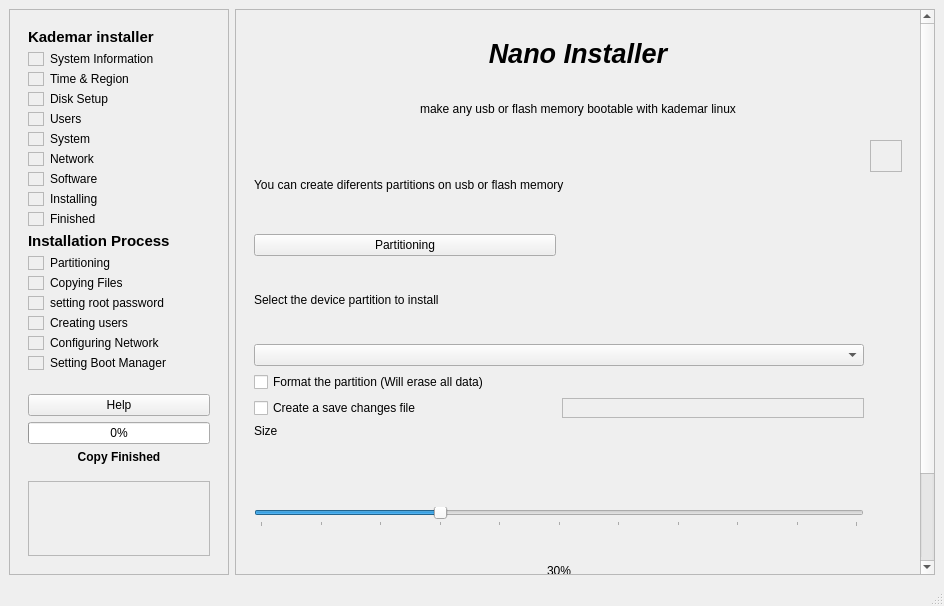
The window that apps/instalador/instalador.ui (BackupTheBerlios/kademar-utils-svn) describes before a commit, drawn with Qt 5.
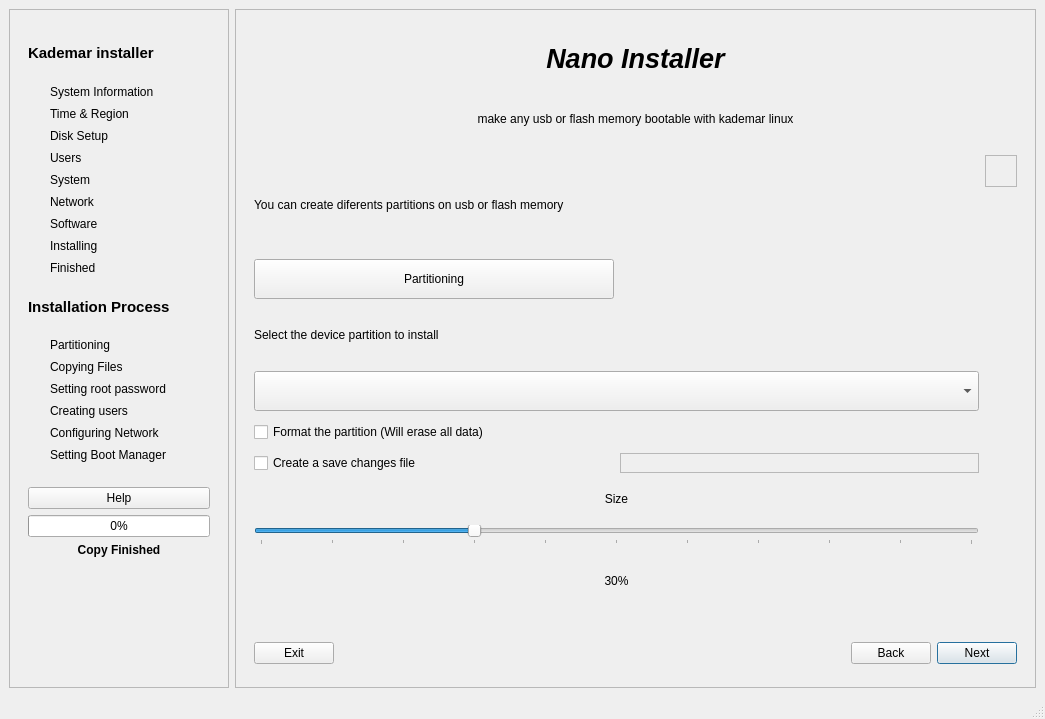
The same window after the commit. Icons and pictures are not drawn.

Commit message: Only stetic working QTreeView and QStandardItem to select partitions Working now on GUI connections

Patch:
```diff
--- a/apps/instalador/instalador.ui
+++ b/apps/instalador/instalador.ui
@@ -6,8 +6,8 @@
    <rect>
     <x>0</x>
     <y>0</y>
-    <width>944</width>
-    <height>606</height>
+    <width>1045</width>
+    <height>719</height>
    </rect>
   </property>
   <property name="windowTitle">
@@ -32,11 +32,11 @@
          <x>0</x>
          <y>0</y>
          <width>214</width>
-         <height>551</height>
+         <height>664</height>
         </rect>
        </property>
        <layout class="QGridLayout" name="gridLayout_5">
-        <item row="1" column="0">
+        <item row="2" column="0">
          <widget class="QWidget" name="WLogo" native="true">
           <property name="maximumSize">
            <size>
@@ -105,12 +105,21 @@
             </widget>
            </item>
            <item row="3" column="0">
-            <widget class="QFrame" name="FLogo">
-             <property name="frameShape">
-              <enum>QFrame::StyledPanel</enum>
+            <widget class="QLabel" name="ILogo">
+             <property name="text">
+              <string/>
              </property>
-             <property name="frameShadow">
-              <enum>QFrame::Raised</enum>
+             <property name="pixmap">
+              <pixmap resource="resource.qrc">:/img/img/kademar-logo.png</pixmap>
+             </property>
+             <property name="scaledContents">
+              <bool>false</bool>
+             </property>
+             <property name="alignment">
+              <set>Qt::AlignCenter</set>
+             </property>
+             <property name="wordWrap">
+              <bool>true</bool>
              </property>
             </widget>
            </item>
@@ -126,8 +135,34 @@
            </size>
           </property>
           <layout class="QGridLayout" name="gridLayout_6">
-           <item row="0" column="0" colspan="2">
+           <item row="10" column="0" colspan="3">
+            <widget class="QLabel" name="LProcess">
+             <property name="maximumSize">
+              <size>
+               <width>16777215</width>
+               <height>50</height>
+              </size>
+             </property>
+             <property name="font">
+              <font>
+               <pointsize>11</pointsize>
+               <weight>75</weight>
+               <bold>true</bold>
+              </font>
+             </property>
+             <property name="text">
+              <string>Installation Process</string>
+             </property>
+            </widget>
+           </item>
+           <item row="0" column="0" colspan="3">
             <widget class="QLabel" name="LInstaller">
+             <property name="maximumSize">
+              <size>
+               <width>16777215</width>
+               <height>50</height>
+              </size>
+             </property>
              <property name="font">
               <font>
                <pointsize>11</pointsize>
@@ -141,400 +176,198 @@
             </widget>
            </item>
            <item row="1" column="0">
-            <widget class="QFrame" name="FSystemInfo">
+            <widget class="QLabel" name="iSystemInfo">
              <property name="maximumSize">
               <size>
                <width>16</width>
                <height>16</height>
               </size>
              </property>
-             <property name="frameShape">
-              <enum>QFrame::StyledPanel</enum>
-             </property>
-             <property name="frameShadow">
-              <enum>QFrame::Raised</enum>
-             </property>
-            </widget>
-           </item>
-           <item row="1" column="1">
-            <widget class="QLabel" name="LSystemInfo">
              <property name="text">
-              <string>System Information</string>
-             </property>
-             <property name="wordWrap">
-              <bool>true</bool>
-             </property>
-            </widget>
-           </item>
-           <item row="2" column="0">
-            <widget class="QFrame" name="FTime">
-             <property name="maximumSize">
-              <size>
-               <width>16</width>
-               <height>16</height>
-              </size>
-             </property>
-             <property name="frameShape">
-              <enum>QFrame::StyledPanel</enum>
-             </property>
-             <property name="frameShadow">
-              <enum>QFrame::Raised</enum>
-             </property>
-            </widget>
-           </item>
-           <item row="2" column="1">
-            <widget class="QLabel" name="LTime">
-             <property name="text">
-              <string>Time &amp; Region</string>
-             </property>
-             <property name="wordWrap">
-              <bool>true</bool>
+              <string/>
              </property>
             </widget>
            </item>
            <item row="3" column="0">
-            <widget class="QFrame" name="FDisk">
+            <widget class="QLabel" name="iDisk">
              <property name="maximumSize">
               <size>
                <width>16</width>
                <height>16</height>
               </size>
              </property>
-             <property name="frameShape">
-              <enum>QFrame::StyledPanel</enum>
-             </property>
-             <property name="frameShadow">
-              <enum>QFrame::Raised</enum>
-             </property>
-            </widget>
-           </item>
-           <item row="3" column="1">
-            <widget class="QLabel" name="LDisk">
              <property name="text">
-              <string>Disk Setup</string>
-             </property>
-             <property name="wordWrap">
-              <bool>true</bool>
+              <string/>
              </property>
             </widget>
            </item>
            <item row="4" column="0">
-            <widget class="QFrame" name="FUsers">
+            <widget class="QLabel" name="iUsers">
              <property name="maximumSize">
               <size>
                <width>16</width>
                <height>16</height>
               </size>
              </property>
-             <property name="frameShape">
-              <enum>QFrame::StyledPanel</enum>
-             </property>
-             <property name="frameShadow">
-              <enum>QFrame::Raised</enum>
-             </property>
-            </widget>
-           </item>
-           <item row="4" column="1">
-            <widget class="QLabel" name="LUsers">
              <property name="text">
-              <string>Users</string>
-             </property>
-             <property name="wordWrap">
-              <bool>true</bool>
-             </property>
-            </widget>
-           </item>
-           <item row="5" column="0">
-            <widget class="QFrame" name="FSystem">
-             <property name="maximumSize">
-              <size>
-               <width>16</width>
-               <height>16</height>
-              </size>
-             </property>
-             <property name="frameShape">
-              <enum>QFrame::StyledPanel</enum>
-             </property>
-             <property name="frameShadow">
-              <enum>QFrame::Raised</enum>
-             </property>
-            </widget>
-           </item>
-           <item row="5" column="1">
-            <widget class="QLabel" name="LSystem">
-             <property name="text">
-              <string>System</string>
-             </property>
-             <property name="wordWrap">
-              <bool>true</bool>
+              <string/>
              </property>
             </widget>
            </item>
            <item row="6" column="0">
-            <widget class="QFrame" name="FNetwork">
+            <widget class="QLabel" name="iNetwork">
              <property name="maximumSize">
               <size>
                <width>16</width>
                <height>16</height>
               </size>
              </property>
-             <property name="frameShape">
-              <enum>QFrame::StyledPanel</enum>
-             </property>
-             <property name="frameShadow">
-              <enum>QFrame::Raised</enum>
+             <property name="text">
+              <string/>
              </property>
             </widget>
            </item>
-           <item row="6" column="1">
-            <widget class="QLabel" name="LNetwork">
-             <property name="text">
-              <string>Network</string>
+           <item row="5" column="0">
+            <widget class="QLabel" name="iSystem">
+             <property name="maximumSize">
+              <size>
+               <width>16</width>
+               <height>16</height>
+              </size>
              </property>
-             <property name="wordWrap">
-              <bool>true</bool>
+             <property name="text">
+              <string/>
              </property>
             </widget>
            </item>
            <item row="7" column="0">
-            <widget class="QFrame" name="FSoft">
+            <widget class="QLabel" name="iSoftware">
              <property name="maximumSize">
               <size>
                <width>16</width>
                <height>16</height>
               </size>
              </property>
-             <property name="frameShape">
-              <enum>QFrame::StyledPanel</enum>
-             </property>
-             <property name="frameShadow">
-              <enum>QFrame::Raised</enum>
-             </property>
-            </widget>
-           </item>
-           <item row="7" column="1">
-            <widget class="QLabel" name="LSoftware">
              <property name="text">
-              <string>Software</string>
-             </property>
-             <property name="wordWrap">
-              <bool>true</bool>
+              <string/>
              </property>
             </widget>
            </item>
            <item row="8" column="0">
-            <widget class="QFrame" name="FInstalling">
+            <widget class="QLabel" name="iLInstallingProgress">
              <property name="maximumSize">
               <size>
                <width>16</width>
                <height>16</height>
               </size>
              </property>
-             <property name="frameShape">
-              <enum>QFrame::StyledPanel</enum>
-             </property>
-             <property name="frameShadow">
-              <enum>QFrame::Raised</enum>
-             </property>
-            </widget>
-           </item>
-           <item row="8" column="1">
-            <widget class="QLabel" name="LInstallingProgress">
              <property name="text">
-              <string>Installing</string>
-             </property>
-             <property name="wordWrap">
-              <bool>true</bool>
+              <string/>
              </property>
             </widget>
            </item>
            <item row="9" column="0">
-            <widget class="QFrame" name="FFinished">
+            <widget class="QLabel" name="iLFinishedProgress">
              <property name="maximumSize">
               <size>
                <width>16</width>
                <height>16</height>
               </size>
              </property>
-             <property name="frameShape">
-              <enum>QFrame::StyledPanel</enum>
-             </property>
-             <property name="frameShadow">
-              <enum>QFrame::Raised</enum>
-             </property>
-            </widget>
-           </item>
-           <item row="9" column="1">
-            <widget class="QLabel" name="LFinishedProgress">
              <property name="text">
-              <string>Finished</string>
-             </property>
-             <property name="wordWrap">
-              <bool>true</bool>
-             </property>
-            </widget>
-           </item>
-           <item row="10" column="0" colspan="2">
-            <widget class="QLabel" name="LProcess">
-             <property name="font">
-              <font>
-               <pointsize>11</pointsize>
-               <weight>75</weight>
-               <bold>true</bold>
-              </font>
-             </property>
-             <property name="text">
-              <string>Installation Process</string>
+              <string/>
              </property>
             </widget>
            </item>
            <item row="11" column="0">
-            <widget class="QFrame" name="FPartitioning">
+            <widget class="QLabel" name="iPartitioning">
              <property name="maximumSize">
               <size>
                <width>16</width>
                <height>16</height>
               </size>
              </property>
-             <property name="frameShape">
-              <enum>QFrame::StyledPanel</enum>
-             </property>
-             <property name="frameShadow">
-              <enum>QFrame::Raised</enum>
-             </property>
-            </widget>
-           </item>
-           <item row="11" column="1">
-            <widget class="QLabel" name="LPartitioning">
              <property name="text">
-              <string>Partitioning</string>
-             </property>
-             <property name="wordWrap">
-              <bool>true</bool>
+              <string/>
              </property>
             </widget>
            </item>
            <item row="12" column="0">
-            <widget class="QFrame" name="FCopy">
+            <widget class="QLabel" name="iCopy">
              <property name="maximumSize">
               <size>
                <width>16</width>
                <height>16</height>
               </size>
              </property>
-             <property name="frameShape">
-              <enum>QFrame::StyledPanel</enum>
-             </property>
-             <property name="frameShadow">
-              <enum>QFrame::Raised</enum>
-             </property>
-            </widget>
-           </item>
-           <item row="12" column="1">
-            <widget class="QLabel" name="LCopy">
              <property name="text">
-              <string>Copying Files</string>
-             </property>
-             <property name="wordWrap">
-              <bool>true</bool>
+              <string/>
              </property>
             </widget>
            </item>
            <item row="13" column="0">
-            <widget class="QFrame" name="FRoot">
+            <widget class="QLabel" name="iRoot">
              <property name="maximumSize">
               <size>
                <width>16</width>
                <height>16</height>
               </size>
              </property>
-             <property name="frameShape">
-              <enum>QFrame::StyledPanel</enum>
-             </property>
-             <property name="frameShadow">
-              <enum>QFrame::Raised</enum>
-             </property>
-            </widget>
-           </item>
-           <item row="13" column="1">
-            <widget class="QLabel" name="LRoot">
              <property name="text">
-              <string>setting root password</string>
-             </property>
-             <property name="wordWrap">
-              <bool>true</bool>
+              <string/>
              </property>
             </widget>
            </item>
            <item row="14" column="0">
-            <widget class="QFrame" name="FCreatingUsers">
+            <widget class="QLabel" name="iCreatingUsers">
              <property name="maximumSize">
               <size>
                <width>16</width>
                <height>16</height>
               </size>
              </property>
-             <property name="frameShape">
-              <enum>QFrame::StyledPanel</enum>
-             </property>
-             <property name="frameShadow">
-              <enum>QFrame::Raised</enum>
-             </property>
-            </widget>
-           </item>
-           <item row="14" column="1">
-            <widget class="QLabel" name="LCreatingUsers">
              <property name="text">
-              <string>Creating users</string>
-             </property>
-             <property name="wordWrap">
-              <bool>true</bool>
-             </property>
-            </widget>
-           </item>
-           <item row="15" column="0">
-            <widget class="QFrame" name="FNetConfig">
-             <property name="maximumSize">
-              <size>
-               <width>16</width>
-               <height>16</height>
-              </size>
-             </property>
-             <property name="frameShape">
-              <enum>QFrame::StyledPanel</enum>
-             </property>
-             <property name="frameShadow">
-              <enum>QFrame::Raised</enum>
-             </property>
-            </widget>
-           </item>
-           <item row="15" column="1">
-            <widget class="QLabel" name="LNetConfig">
-             <property name="text">
-              <string>Configuring Network</string>
-             </property>
-             <property name="wordWrap">
-              <bool>true</bool>
+              <string/>
              </property>
             </widget>
            </item>
            <item row="16" column="0">
-            <widget class="QFrame" name="FBoot">
+            <widget class="QLabel" name="iBoot">
              <property name="maximumSize">
               <size>
                <width>16</width>
                <height>16</height>
               </size>
              </property>
-             <property name="frameShape">
-              <enum>QFrame::StyledPanel</enum>
+             <property name="text">
+              <string/>
              </property>
-             <property name="frameShadow">
-              <enum>QFrame::Raised</enum>
+            </widget>
+           </item>
+           <item row="15" column="0">
+            <widget class="QLabel" name="iNetConfig">
+             <property name="maximumSize">
+              <size>
+               <width>16</width>
+               <height>16</height>
+              </size>
              </property>
+             <property name="text">
+              <string/>
+             </property>
             </widget>
            </item>
-           <item row="16" column="1">
+           <item row="11" column="1" colspan="2">
+            <widget class="QLabel" name="LPartitioning">
+             <property name="text">
+              <string>Partitioning</string>
+             </property>
+             <property name="wordWrap">
+              <bool>true</bool>
+             </property>
+            </widget>
+           </item>
+           <item row="16" column="1" colspan="2">
             <widget class="QLabel" name="LBoot">
              <property name="text">
               <string>Setting Boot Manager</string>
@@ -544,6 +377,149 @@
              </property>
             </widget>
            </item>
+           <item row="15" column="1" colspan="2">
+            <widget class="QLabel" name="LNetConfig">
+             <property name="text">
+              <string>Configuring Network</string>
+             </property>
+             <property name="wordWrap">
+              <bool>true</bool>
+             </property>
+            </widget>
+           </item>
+           <item row="14" column="1" colspan="2">
+            <widget class="QLabel" name="LCreatingUsers">
+             <property name="text">
+              <string>Creating users</string>
+             </property>
+             <property name="wordWrap">
+              <bool>true</bool>
+             </property>
+            </widget>
+           </item>
+           <item row="13" column="1" colspan="2">
+            <widget class="QLabel" name="LRoot">
+             <property name="text">
+              <string>Setting root password</string>
+             </property>
+             <property name="wordWrap">
+              <bool>true</bool>
+             </property>
+            </widget>
+           </item>
+           <item row="12" column="1" colspan="2">
+            <widget class="QLabel" name="LCopy">
+             <property name="text">
+              <string>Copying Files</string>
+             </property>
+             <property name="wordWrap">
+              <bool>true</bool>
+             </property>
+            </widget>
+           </item>
+           <item row="9" column="1" colspan="2">
+            <widget class="QLabel" name="LFinishedProgress">
+             <property name="text">
+              <string>Finished</string>
+             </property>
+             <property name="wordWrap">
+              <bool>true</bool>
+             </property>
+            </widget>
+           </item>
+           <item row="8" column="1" colspan="2">
+            <widget class="QLabel" name="LInstallingProgress">
+             <property name="text">
+              <string>Installing</string>
+             </property>
+             <property name="wordWrap">
+              <bool>true</bool>
+             </property>
+            </widget>
+           </item>
+           <item row="7" column="1" colspan="2">
+            <widget class="QLabel" name="LSoftware">
+             <property name="text">
+              <string>Software</string>
+             </property>
+             <property name="wordWrap">
+              <bool>true</bool>
+             </property>
+            </widget>
+           </item>
+           <item row="6" column="1" colspan="2">
+            <widget class="QLabel" name="LNetwork">
+             <property name="text">
+              <string>Network</string>
+             </property>
+             <property name="wordWrap">
+              <bool>true</bool>
+             </property>
+            </widget>
+           </item>
+           <item row="5" column="1" colspan="2">
+            <widget class="QLabel" name="LSystem">
+             <property name="text">
+              <string>System</string>
+             </property>
+             <property name="wordWrap">
+              <bool>true</bool>
+             </property>
+            </widget>
+           </item>
+           <item row="4" column="1" colspan="2">
+            <widget class="QLabel" name="LUsers">
+             <property name="text">
+              <string>Users</string>
+             </property>
+             <property name="wordWrap">
+              <bool>true</bool>
+             </property>
+            </widget>
+           </item>
+           <item row="3" column="1" colspan="2">
+            <widget class="QLabel" name="LDisk">
+             <property name="text">
+              <string>Disk Setup</string>
+             </property>
+             <property name="wordWrap">
+              <bool>true</bool>
+             </property>
+            </widget>
+           </item>
+           <item row="2" column="1" colspan="2">
+            <widget class="QLabel" name="LTime">
+             <property name="text">
+              <string>Time &amp; Region</string>
+             </property>
+             <property name="wordWrap">
+              <bool>true</bool>
+             </property>
+            </widget>
+           </item>
+           <item row="1" column="1" colspan="2">
+            <widget class="QLabel" name="LSystemInfo">
+             <property name="text">
+              <string>System Information</string>
+             </property>
+             <property name="wordWrap">
+              <bool>true</bool>
+             </property>
+            </widget>
+           </item>
+           <item row="2" column="0">
+            <widget class="QLabel" name="iTime">
+             <property name="maximumSize">
+              <size>
+               <width>16</width>
+               <height>16</height>
+              </size>
+             </property>
+             <property name="text">
+              <string/>
+             </property>
+            </widget>
+           </item>
           </layout>
          </widget>
         </item>
@@ -560,9 +536,9 @@
        <property name="geometry">
         <rect>
          <x>0</x>
-         <y>-81</y>
-         <width>691</width>
-         <height>632</height>
+         <y>0</y>
+         <width>807</width>
+         <height>664</height>
         </rect>
        </property>
        <layout class="QGridLayout" name="gridLayout_2">
@@ -588,7 +564,7 @@
              </property>
             </spacer>
            </item>
-           <item row="0" column="3">
+           <item row="0" column="4">
             <widget class="QPushButton" name="BNext">
              <property name="layoutDirection">
               <enum>Qt::RightToLeft</enum>
@@ -607,23 +583,6 @@
              </property>
             </widget>
            </item>
-           <item row="0" column="2">
-            <widget class="QPushButton" name="BBack">
-             <property name="text">
-              <string>Back</string>
-             </property>
-             <property name="icon">
-              <iconset>
-               <normaloff>../../usr/share/kademar/utils/instalador/img/back.png</normaloff>../../usr/share/kademar/utils/instalador/img/back.png</iconset>
-             </property>
-             <property name="iconSize">
-              <size>
-               <width>20</width>
-               <height>20</height>
-              </size>
-             </property>
-            </widget>
-           </item>
            <item row="0" column="0">
             <widget class="QPushButton" name="BExit">
              <property name="text">
@@ -641,6 +600,23 @@
              </property>
             </widget>
            </item>
+           <item row="0" column="3">
+            <widget class="QPushButton" name="BBack">
+             <property name="text">
+              <string>Back</string>
+             </property>
+             <property name="icon">
+              <iconset>
+               <normaloff>../../usr/share/kademar/utils/instalador/img/back.png</normaloff>../../usr/share/kademar/utils/instalador/img/back.png</iconset>
+             </property>
+             <property name="iconSize">
+              <size>
+               <width>20</width>
+               <height>20</height>
+              </size>
+             </property>
+            </widget>
+           </item>
           </layout>
          </widget>
         </item>
@@ -3407,95 +3383,14 @@
           </widget>
           <widget class="QWidget" name="PNano">
            <layout class="QGridLayout" name="gridLayout_33">
-            <item row="2" column="2">
-             <widget class="QFrame" name="FPartitionNanoInfo">
-              <property name="minimumSize">
-               <size>
-                <width>32</width>
-                <height>32</height>
-               </size>
-              </property>
-              <property name="maximumSize">
-               <size>
-                <width>32</width>
-                <height>32</height>
-               </size>
-              </property>
-              <property name="frameShape">
-               <enum>QFrame::StyledPanel</enum>
-              </property>
-              <property name="frameShadow">
-               <enum>QFrame::Raised</enum>
-              </property>
-             </widget>
-            </item>
-            <item row="0" column="0" colspan="3">
-             <widget class="QLabel" name="LNanoTitle">
-              <property name="maximumSize">
-               <size>
-                <width>16777215</width>
-                <height>50</height>
-               </size>
-              </property>
-              <property name="font">
-               <font>
-                <pointsize>20</pointsize>
-                <weight>75</weight>
-                <italic>true</italic>
-                <bold>true</bold>
-               </font>
-              </property>
-              <property name="text">
-               <string>Nano Installer</string>
-              </property>
-              <property name="alignment">
-               <set>Qt::AlignCenter</set>
-              </property>
-             </widget>
-            </item>
-            <item row="1" column="0" colspan="3">
-             <widget class="QLabel" name="LNano">
-              <property name="maximumSize">
-               <size>
-                <width>16777215</width>
-                <height>50</height>
-               </size>
-              </property>
-              <property name="text">
-               <string>&lt;html&gt;&lt;head/&gt;&lt;body&gt;&lt;p&gt;&lt;a name=&quot;result_box&quot;/&gt;make any usb or flash memory bootable with kademar linux&lt;/p&gt;&lt;/body&gt;&lt;/html&gt;</string>
-              </property>
-              <property name="alignment">
-               <set>Qt::AlignCenter</set>
-              </property>
-              <property name="wordWrap">
-               <bool>true</bool>
-              </property>
-             </widget>
-            </item>
-            <item row="3" column="0" colspan="3">
-             <widget class="QLabel" name="LNanoPartition">
-              <property name="maximumSize">
-               <size>
-                <width>16777215</width>
-                <height>50</height>
-               </size>
-              </property>
-              <property name="text">
-               <string>&lt;html&gt;&lt;head/&gt;&lt;body&gt;&lt;p&gt;You can create diferents partitions on usb or flash memory&lt;/p&gt;&lt;p&gt;&lt;br/&gt;&lt;/p&gt;&lt;/body&gt;&lt;/html&gt;</string>
-              </property>
-              <property name="alignment">
-               <set>Qt::AlignLeading|Qt::AlignLeft|Qt::AlignTop</set>
-              </property>
-              <property name="wordWrap">
-               <bool>true</bool>
-              </property>
-             </widget>
-            </item>
-            <item row="6" column="0" colspan="2">
-             <widget class="QComboBox" name="CBNanoDevice"/>
-            </item>
             <item row="4" column="0">
              <widget class="QPushButton" name="BGpartedNano">
+              <property name="minimumSize">
+               <size>
+                <width>0</width>
+                <height>40</height>
+               </size>
+              </property>
               <property name="text">
                <string>Partitioning</string>
               </property>
@@ -3512,31 +3407,20 @@
              </widget>
             </item>
             <item row="7" column="0" colspan="2">
-             <widget class="QCheckBox" name="CBFormatNano">
+             <widget class="QCheckBox" name="CHFormatNano">
               <property name="text">
                <string>Format the partition (Will erase all data)</string>
               </property>
              </widget>
             </item>
-            <item row="8" column="0">
-             <widget class="QCheckBox" name="CHChangesFile">
-              <property name="text">
-               <string>Create a save changes file</string>
-              </property>
-             </widget>
-            </item>
-            <item row="8" column="1">
-             <widget class="QFrame" name="FChangesFileInfo">
-              <property name="frameShape">
-               <enum>QFrame::StyledPanel</enum>
-              </property>
-              <property name="frameShadow">
-               <enum>QFrame::Raised</enum>
-              </property>
-             </widget>
-            </item>
             <item row="11" column="0" colspan="2">
              <widget class="QLabel" name="LChangeFilePercent">
+              <property name="maximumSize">
+               <size>
+                <width>16777215</width>
+                <height>50</height>
+               </size>
+              </property>
               <property name="text">
                <string>30%</string>
               </property>
@@ -3545,10 +3429,87 @@
               </property>
              </widget>
             </item>
-            <item row="9" column="0" colspan="2">
-             <widget class="QLabel" name="LChangesFileSize">
+            <item row="8" column="1">
+             <widget class="QFrame" name="FChangesFileInfo">
+              <property name="frameShape">
+               <enum>QFrame::StyledPanel</enum>
+              </property>
+              <property name="frameShadow">
+               <enum>QFrame::Raised</enum>
+              </property>
+              <zorder>LChangesFileSize</zorder>
+             </widget>
+            </item>
+            <item row="0" column="0" colspan="3">
+             <widget class="QLabel" name="LNanoTitle">
+              <property name="maximumSize">
+               <size>
+                <width>16777215</width>
+                <height>50</height>
+               </size>
+              </property>
+              <property name="font">
+               <font>
+                <pointsize>20</pointsize>
+                <weight>75</weight>
+                <italic>true</italic>
+                <bold>true</bold>
+               </font>
+              </property>
               <property name="text">
-               <string>&lt;html&gt;&lt;head/&gt;&lt;body&gt;&lt;p&gt;Size&lt;/p&gt;&lt;/body&gt;&lt;/html&gt;</string>
+               <string>Nano Installer</string>
+              </property>
+              <property name="alignment">
+               <set>Qt::AlignCenter</set>
+              </property>
+             </widget>
+            </item>
+            <item row="1" column="0" colspan="3">
+             <widget class="QLabel" name="LNano">
+              <property name="maximumSize">
+               <size>
+                <width>16777215</width>
+                <height>50</height>
+               </size>
+              </property>
+              <property name="text">
+               <string>&lt;html&gt;&lt;head/&gt;&lt;body&gt;&lt;p&gt;&lt;a name=&quot;result_box&quot;/&gt;make any usb or flash memory bootable with kademar linux&lt;/p&gt;&lt;/body&gt;&lt;/html&gt;</string>
+              </property>
+              <property name="alignment">
+               <set>Qt::AlignCenter</set>
+              </property>
+              <property name="wordWrap">
+               <bool>true</bool>
+              </property>
+             </widget>
+            </item>
+            <item row="8" column="0">
+             <widget class="QCheckBox" name="CHChangesFile">
+              <property name="text">
+               <string>Create a save changes file</string>
+              </property>
+             </widget>
+            </item>
+            <item row="6" column="0" colspan="2">
+             <widget class="QComboBox" name="CBNanoDevice">
+              <property name="minimumSize">
+               <size>
+                <width>0</width>
+                <height>40</height>
+               </size>
+              </property>
+             </widget>
+            </item>
+            <item row="3" column="0" colspan="3">
+             <widget class="QLabel" name="LNanoPartition">
+              <property name="maximumSize">
+               <size>
+                <width>16777215</width>
+                <height>50</height>
+               </size>
+              </property>
+              <property name="text">
+               <string>&lt;html&gt;&lt;head/&gt;&lt;body&gt;&lt;p&gt;You can create diferents partitions on usb or flash memory&lt;/p&gt;&lt;p&gt;&lt;br/&gt;&lt;/p&gt;&lt;/body&gt;&lt;/html&gt;</string>
               </property>
               <property name="alignment">
                <set>Qt::AlignLeading|Qt::AlignLeft|Qt::AlignTop</set>
@@ -3586,13 +3547,60 @@
               </property>
              </widget>
             </item>
-            <item row="5" column="0">
+            <item row="9" column="0" colspan="2">
+             <widget class="QLabel" name="LChangesFileSize">
+              <property name="maximumSize">
+               <size>
+                <width>16777215</width>
+                <height>30</height>
+               </size>
+              </property>
+              <property name="text">
+               <string>&lt;html&gt;&lt;head/&gt;&lt;body&gt;&lt;p&gt;Size&lt;/p&gt;&lt;/body&gt;&lt;/html&gt;</string>
+              </property>
+              <property name="alignment">
+               <set>Qt::AlignCenter</set>
+              </property>
+              <property name="wordWrap">
+               <bool>true</bool>
+              </property>
+             </widget>
+            </item>
+            <item row="5" column="0" colspan="2">
              <widget class="QLabel" name="LNanoDevice">
+              <property name="maximumSize">
+               <size>
+                <width>16777215</width>
+                <height>50</height>
+               </size>
+              </property>
               <property name="text">
                <string>Select the device partition to install</string>
               </property>
              </widget>
             </item>
+            <item row="2" column="2">
+             <widget class="QFrame" name="FPartitionNanoInfo">
+              <property name="minimumSize">
+               <size>
+                <width>32</width>
+                <height>32</height>
+               </size>
+              </property>
+              <property name="maximumSize">
+               <size>
+                <width>32</width>
+                <height>32</height>
+               </size>
+              </property>
+              <property name="frameShape">
+               <enum>QFrame::StyledPanel</enum>
+              </property>
+              <property name="frameShadow">
+               <enum>QFrame::Raised</enum>
+              </property>
+             </widget>
+            </item>
            </layout>
           </widget>
           <widget class="QWidget" name="PRemote">
@@ -3975,7 +3983,7 @@
     <rect>
      <x>0</x>
      <y>0</y>
-     <width>944</width>
+     <width>1045</width>
      <height>21</height>
     </rect>
    </property>
```
Left out of the diff: 4 changed lines with no effect on the pictures. The commit also changes 5 other files.
